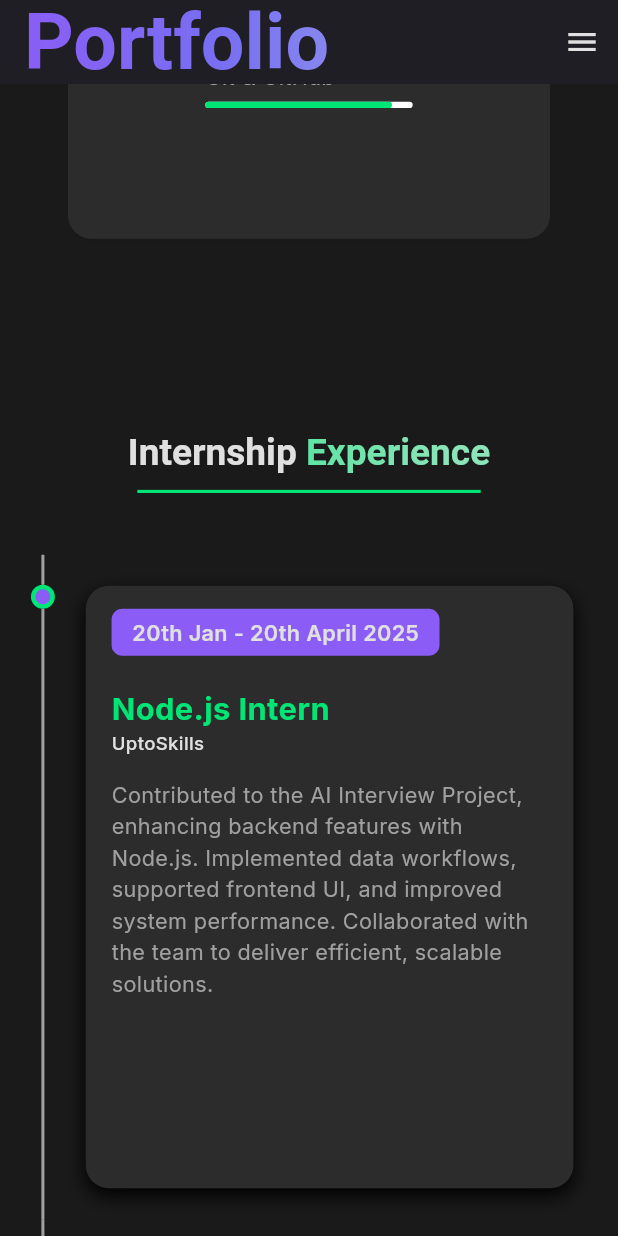
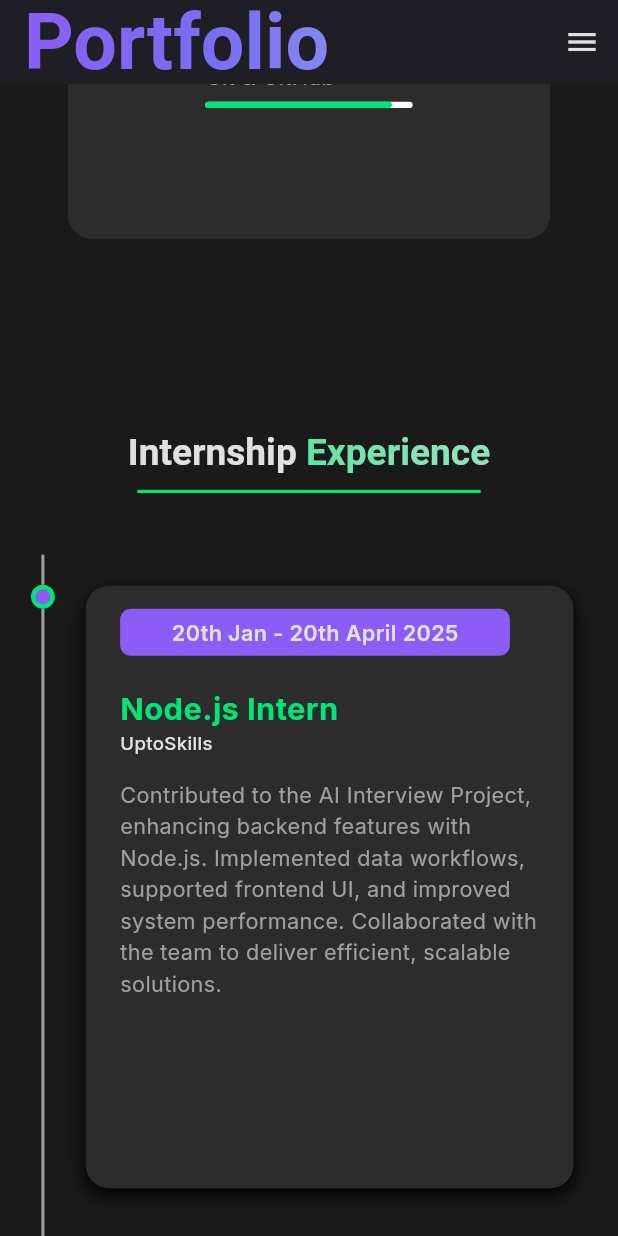
Before and after one commit to PayalKmt/my_portfolio, a Flutter app: the screen it shows after launch, scrolled down 3456 dp, on a phone screen of 412 x 824 dp. Run offline on Flutter 3.47's test engine with Material 3 defaults, Android fonts, the phone set to English and light mode, and no system bars; our stand-ins replace animated_text_kit, flutter_screenutil, font_awesome_flutter, get, google_fonts; network calls fail.

Commit message:
updtaed education ui according to mobile

```diff
--- a/lib/app/modules/home/views/experience.dart
+++ b/lib/app/modules/home/views/experience.dart
@@ -170,7 +170,7 @@ class Experience extends StatelessWidget {
     return Container(
       margin: EdgeInsets.symmetric(vertical: 20.h).copyWith(right: 8.w, left: 8.w),
       padding: EdgeInsets.symmetric(
-        horizontal: isMobile ? 15.w : 25.w, // scales with screen width
+        horizontal: isMobile ? 20.w : 25.w, // scales with screen width
         vertical: isMobile ? 15.h : 25.h,   // scales with screen height
       ),
       height: isMobile ? 390.h : 450.h,
@@ -189,7 +189,7 @@ class Experience extends StatelessWidget {
         crossAxisAlignment: CrossAxisAlignment.start,
         children: [
           Container(
-            padding: EdgeInsets.symmetric(horizontal: 12.w, vertical: 5.h),
+            padding: EdgeInsets.symmetric(horizontal: isMobile? 30.w : 12.w, vertical: 5.h),
             decoration: BoxDecoration(
               color: AppColors.primaryColor.withValues(alpha: 5),
               borderRadius: BorderRadius.circular(7.r),
--- a/lib/app/modules/home/views/projects.dart
+++ b/lib/app/modules/home/views/projects.dart
@@ -192,7 +192,7 @@ class Projects extends StatelessWidget {
                     },
                     child: Text(
                       'Github Link',
-                      style: TextStyle(color: AppColors.primaryColor, fontSize: isMobile ? 16.sp : 22.sp),
+                      style: TextStyle(color: AppColors.primaryColor, fontSize: isMobile ? Get.width * 0.035 : 22.sp),
                     ),
                   ),
                 ),
```
Also changed, not shown: lib/app/modules/home/views/education.dart (+12 -11 lines).
